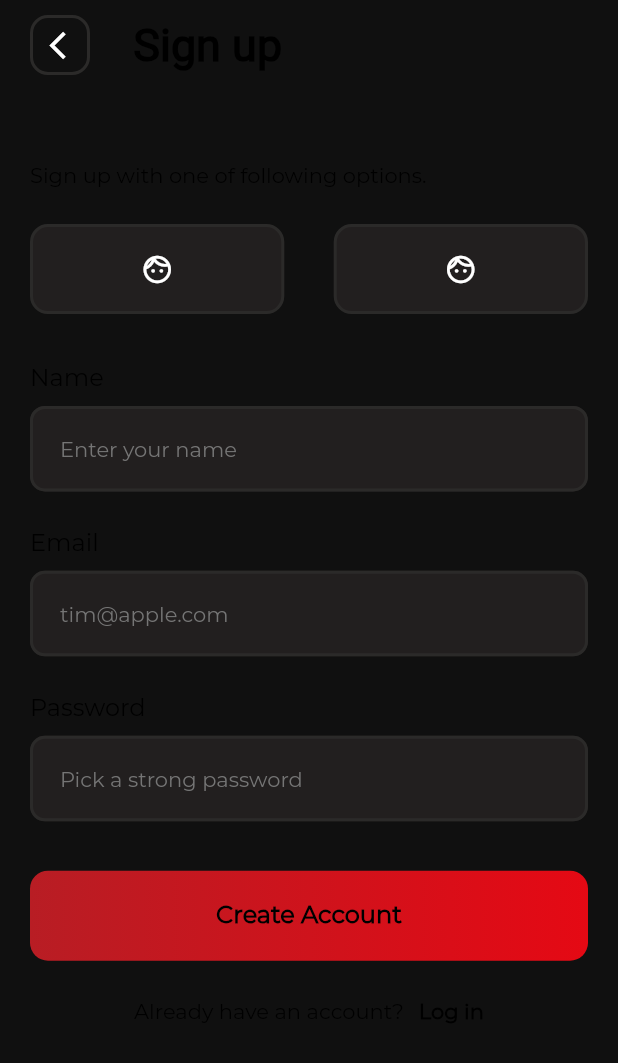
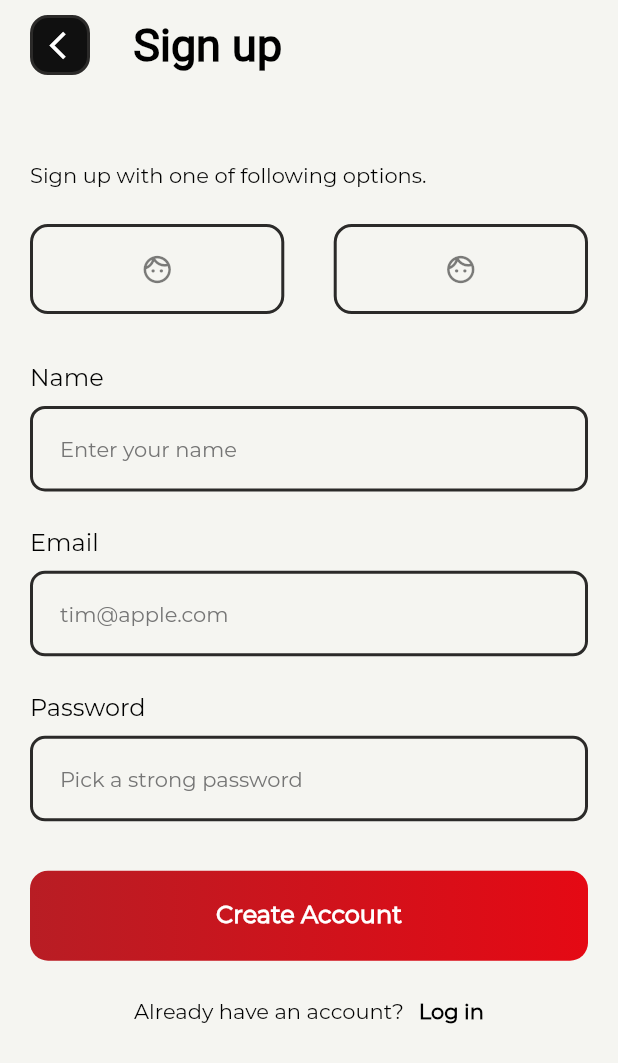
Before and after one commit to devs-life/music_app_flutter, a Flutter app: the screen it shows after launch, on a phone screen of 412 x 824 dp. Shown: the top 1063 px of the screen. Run offline on Flutter 3.47's test engine with Material 2 defaults, Android fonts, the phone set to English and light mode, and no system bars.

Commit message:
UI changes for dark/light mode

```diff
--- a/lib/auth/screens/signUpScreen.dart
+++ b/lib/auth/screens/signUpScreen.dart
@@ -3,7 +3,6 @@ import 'package:music_app/auth/widgets/authOptionButton.dart';
 import 'package:music_app/auth/widgets/authTextField.dart';
 import 'package:music_app/auth/widgets/customBackButton.dart';
 import 'package:music_app/components/gradientButton.dart';
-import 'package:music_app/utils/konstants.dart';
 
 class SignUpScreen extends StatelessWidget {
   const SignUpScreen({Key? key}) : super(key: key);
@@ -11,7 +10,6 @@ class SignUpScreen extends StatelessWidget {
   @override
   Widget build(BuildContext context) {
     return Scaffold(
-      backgroundColor: backgroundBlack,
       body: SafeArea(
         bottom: false,
         child: Container(
--- a/lib/auth/widgets/authOptionButton.dart
+++ b/lib/auth/widgets/authOptionButton.dart
@@ -6,15 +6,20 @@ class AuthOptionButton extends StatelessWidget {
 
   @override
   Widget build(BuildContext context) {
+    var brightness = Theme.of(context).brightness;
     return Container(
       height: 60,
       child: Icon(
         Icons.face_outlined,
-        color: Colors.white,
+        color: brightness == Brightness.light
+            ? Colors.black.withOpacity(0.5)
+            : Colors.white.withOpacity(0.5),
         size: 22,
       ),
       decoration: BoxDecoration(
-        color: darkBackgroundColor,
+        color: brightness == Brightness.dark
+            ? darkBackgroundColor
+            : lightBackgroundColor,
         border: Border.all(color: pureGrey, width: 2),
         borderRadius: BorderRadius.circular(12),
       ),
--- a/lib/auth/widgets/authTextField.dart
+++ b/lib/auth/widgets/authTextField.dart
@@ -13,10 +13,11 @@ class AuthTextField extends StatelessWidget {
 
   @override
   Widget build(BuildContext context) {
+    var brightness = Theme.of(context).brightness;
     return Container(
       child: TextField(
         obscureText: isPassword,
-        decoration: textFieldCommonDecoration.copyWith(
+        decoration: textFieldCommonDecoration(brightness).copyWith(
           hintText: hintText,
         ),
       ),
--- a/lib/components/gradientButton.dart
+++ b/lib/components/gradientButton.dart
@@ -22,10 +22,8 @@ class GradientButton extends StatelessWidget {
       child: Center(
           child: Text(
         'Create Account',
-        style: Theme.of(context)
-            .textTheme
-            .bodyText2!
-            .copyWith(fontWeight: FontWeight.bold, fontSize: 16),
+        style: Theme.of(context).textTheme.bodyText2!.copyWith(
+            fontWeight: FontWeight.bold, fontSize: 16, color: Colors.white),
       )),
     );
   }
--- a/lib/utils/konstants.dart
+++ b/lib/utils/konstants.dart
@@ -1,11 +1,14 @@
 import 'package:flutter/material.dart';
 import 'package:flutter/widgets.dart';
 
-ThemeData appThemeData(Brightness brightness) {
+ThemeData appThemeData(Brightness _brightness) {
   return ThemeData(
       primaryColor: primaryRedColor,
-      backgroundColor: brightness == Brightness.dark
-          ? darkBackgroundColor
+      backgroundColor: _brightness == Brightness.dark
+          ? backgroundBlack
+          : lightBackgroundColor,
+      scaffoldBackgroundColor: _brightness == Brightness.dark
+          ? backgroundBlack
           : lightBackgroundColor,
       appBarTheme: AppBarTheme(
           elevation: 2,
@@ -16,10 +19,10 @@ ThemeData appThemeData(Brightness brightness) {
           primaryVariant: primaryRedColor,
           secondary: secondaryRedColor,
           secondaryVariant: secondaryRedColor,
-          surface: brightness == Brightness.dark
+          surface: _brightness == Brightness.dark
               ? darkBackgroundColor
               : lightBackgroundColor,
-          background: brightness == Brightness.dark
+          background: _brightness == Brightness.dark
               ? darkBackgroundColor
               : lightBackgroundColor,
           error: Colors.red,
@@ -28,35 +31,35 @@ ThemeData appThemeData(Brightness brightness) {
           onSurface: Colors.white,
           onBackground: Colors.white,
           onError: Colors.white,
-          brightness: brightness),
-      brightness: brightness,
+          brightness: _brightness),
+      brightness: _brightness,
       textTheme: TextTheme(
         bodyText1: montserratStyle(
-            size: 18, brightness: brightness, weight: FontWeight.w500),
+            size: 18, brightness: _brightness, weight: FontWeight.w500),
         bodyText2: montserratStyle(
-            size: 14, brightness: brightness, weight: FontWeight.w400),
+            size: 14, brightness: _brightness, weight: FontWeight.w400),
         button: montserratStyle(
-            size: 16, brightness: brightness, weight: FontWeight.w600),
+            size: 16, brightness: _brightness, weight: FontWeight.w600),
         headline1: robotoStyle(
-            size: 48, brightness: brightness, weight: FontWeight.bold),
+            size: 48, brightness: _brightness, weight: FontWeight.bold),
         headline2: robotoStyle(
-            size: 40, brightness: brightness, weight: FontWeight.bold),
+            size: 40, brightness: _brightness, weight: FontWeight.bold),
         headline3: robotoStyle(
-            size: 30, brightness: brightness, weight: FontWeight.w700),
+            size: 30, brightness: _brightness, weight: FontWeight.w700),
         headline4: robotoStyle(
-            size: 24, brightness: brightness, weight: FontWeight.w600),
+            size: 24, brightness: _brightness, weight: FontWeight.w600),
         headline5: robotoStyle(
-            size: 18, brightness: brightness, weight: FontWeight.w500),
+            size: 18, brightness: _brightness, weight: FontWeight.w500),
         headline6: robotoStyle(
-            size: 16, brightness: brightness, weight: FontWeight.w400),
+            size: 16, brightness: _brightness, weight: FontWeight.w400),
         subtitle1: montserratStyle(
-            size: 14, brightness: brightness, weight: FontWeight.w500),
+            size: 14, brightness: _brightness, weight: FontWeight.w500),
         subtitle2: montserratStyle(
-            size: 12, brightness: brightness, weight: FontWeight.w400),
+            size: 12, brightness: _brightness, weight: FontWeight.w400),
         overline: montserratStyle(
-                size: 10, brightness: brightness, weight: FontWeight.w400)
+                size: 10, brightness: _brightness, weight: FontWeight.w400)
             .copyWith(
-          color: brightness == Brightness.dark
+          color: _brightness == Brightness.dark
               ? Colors.white.withOpacity(0.5)
               : Colors.black.withOpacity(0.5),
         ),
@@ -87,14 +90,15 @@ TextStyle robotoStyle(
   );
 }
 
-Color primaryRedColor = Color(0xFFE50914);
-Color secondaryRedColor = Color(0xFFB81D24);
-Color darkBackgroundColor = Color(0xFF221F1F);
-Color lightBackgroundColor = Color(0xFFF5F5F1);
+const Color primaryRedColor = Color(0xFFE50914);
+const Color secondaryRedColor = Color(0xFFB81D24);
+const Color darkBackgroundColor = Color(0xFF221F1F);
+const Color lightBackgroundColor = Color(0xFFF5F5F1);
 const Color pureGrey = Color(0xFF2B2A29);
 const Color backgroundBlack = Color(0xFF101010);
 
-final textFieldCommonDecoration = InputDecoration(
+InputDecoration textFieldCommonDecoration (Brightness _brightness){
+  return InputDecoration(
   contentPadding: EdgeInsets.all(20),
   border: OutlineInputBorder(
     borderRadius: BorderRadius.circular(10),
@@ -106,5 +110,7 @@ final textFieldCommonDecoration = InputDecoration(
   ),
   filled: true,
   hintStyle: TextStyle(color: Colors.grey[600]),
-  fillColor: darkBackgroundColor,
-);
+  fillColor: _brightness == Brightness.dark
+      ? darkBackgroundColor
+      : lightBackgroundColor,
+);}
```
